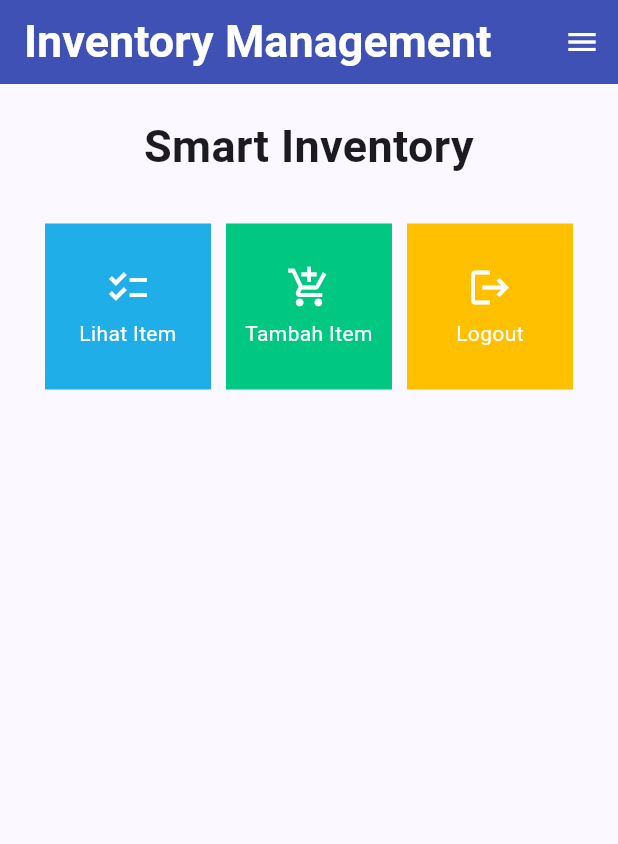
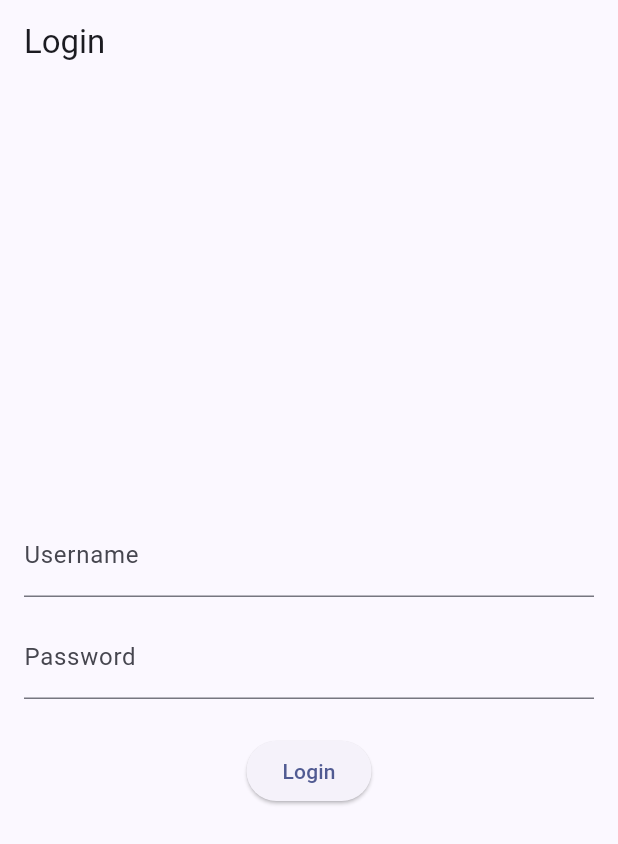
Before and after one commit to alyssapristanti/inventory-mobile, a Flutter app: the screen it shows after launch, on a phone screen of 412 x 824 dp. Shown: the top 844 px of the screen. Run offline on Flutter 3.47's test engine with Material 2 defaults, Android fonts, the phone set to English and light mode, and no system bars; missing offline and left inert: pbp_django_auth.

Commit message:
Tugas 9 local

```diff
--- a/lib/main.dart
+++ b/lib/main.dart
@@ -1,38 +1,30 @@
 import 'package:flutter/material.dart';
+import 'package:inventory/screens/login.dart';
 import 'package:inventory/screens/menu.dart';
+import 'package:pbp_django_auth/pbp_django_auth.dart';
+import 'package:provider/provider.dart';
 
 void main() {
   runApp(const MyApp());
 }
 
 class MyApp extends StatelessWidget {
-  const MyApp({super.key});
+    const MyApp({Key? key}) : super(key: key);
 
-  // This widget is the root of your application.
     @override
     Widget build(BuildContext context) {
-    return MaterialApp(
-      title: 'Flutter Demo',
+        return Provider(
+            create: (_) {
+                CookieRequest request = CookieRequest();
+                return request;
+            },
+            child: MaterialApp(
+                title: 'Flutter App',
                 theme: ThemeData(
-        // This is the theme of your application.
-        //
-        // TRY THIS: Try running your application with "flutter run". You'll see
-        // the application has a blue toolbar. Then, without quitting the app,
-        // try changing the seedColor in the colorScheme below to Colors.green
-        // and then invoke "hot reload" (save your changes or press the "hot
-        // reload" button in a Flutter-supported IDE, or press "r" if you used
-        // the command line to start the app).
-        //
-        // Notice that the counter didn't reset back to zero; the application
-        // state is not lost during the reload. To reset the state, use hot
-        // restart instead.
-        //
-        // This works for code too, not just values: Most code changes can be
-        // tested with just a hot reload.
                     colorScheme: ColorScheme.fromSeed(seedColor: Colors.indigo),
                     useMaterial3: true,
                 ),
-      home: MyHomePage(),
+                home: LoginPage()),
         );
     }
 }
--- /dev/null
+++ b/lib/screens/login.dart
@@ -0,0 +1,109 @@
+import 'package:flutter/material.dart';
+import 'package:inventory/screens/menu.dart';
+import 'package:pbp_django_auth/pbp_django_auth.dart';
+import 'package:provider/provider.dart';
+
+void main() {
+    runApp(const LoginApp());
+}
+
+class LoginApp extends StatelessWidget {
+const LoginApp({super.key});
+
+@override
+Widget build(BuildContext context) {
+    return MaterialApp(
+        title: 'Login',
+        theme: ThemeData(
+            primarySwatch: Colors.blue,
+    ),
+    home: const LoginPage(),
+    );
+    }
+}
+
+class LoginPage extends StatefulWidget {
+    const LoginPage({super.key});
+
+    @override
+    _LoginPageState createState() => _LoginPageState();
+}
+
+class _LoginPageState extends State<LoginPage> {
+    final TextEditingController _usernameController = TextEditingController();
+    final TextEditingController _passwordController = TextEditingController();
+
+    @override
+    Widget build(BuildContext context) {
+        final request = context.watch<CookieRequest>();
+        return Scaffold(
+            appBar: AppBar(
+                title: const Text('Login'),
+            ),
+            body: Container(
+                padding: const EdgeInsets.all(16.0),
+                child: Column(
+                    mainAxisAlignment: MainAxisAlignment.center,
+                    children: [
+                        TextField(
+                            controller: _usernameController,
+                            decoration: const InputDecoration(
+                                labelText: 'Username',
+                            ),
+                        ),
+                        const SizedBox(height: 12.0),
+                        TextField(
+                            controller: _passwordController,
+                            decoration: const InputDecoration(
+                                labelText: 'Password',
+                            ),
+                            obscureText: true,
+                        ),
+                        const SizedBox(height: 24.0),
+                        ElevatedButton(
+                            onPressed: () async {
+                                String username = _usernameController.text;
+                                String password = _passwordController.text;
+                                final response = await request.login("http://127.0.0.1:8000/auth/login/", {
+                                'username': username,
+                                'password': password,
+                                });
+
+                                if (request.loggedIn) {
+                                    String message = response['message'];
+                                    String uname = response['username'];
+                                    Navigator.pushReplacement(
+                                        context,
+                                        MaterialPageRoute(builder: (context) => MyHomePage()),
+                                    );
+                                    ScaffoldMessenger.of(context)
+                                        ..hideCurrentSnackBar()
+                                        ..showSnackBar(
+                                            SnackBar(content: Text("$message Selamat datang, $uname.")));
+                                    } else {
+                                    showDialog(
+                                        context: context,
+                                        builder: (context) => AlertDialog(
+                                            title: const Text('Login Gagal'),
+                                            content:
+                                                Text(response['message']),
+                                            actions: [
+                                                TextButton(
+                                                    child: const Text('OK'),
+                                                    onPressed: () {
+                                                        Navigator.pop(context);
+                                                    },
+                                                ),
+                                            ],
+                                        ),
+                                    );
+                                }
+                            },
+                            child: const Text('Login'),
+                        ),
+                    ],
+                ),
+            ),
+        );
+    }
+}
--- a/pubspec.yaml
+++ b/pubspec.yaml
@@ -35,6 +35,9 @@ dependencies:
   # The following adds the Cupertino Icons font to your application.
   # Use with the CupertinoIcons class for iOS style icons.
   cupertino_icons: ^1.0.2
+  http: ^1.1.0
+  provider: ^6.1.1
+  pbp_django_auth: ^0.4.0
 
 dev_dependencies:
   flutter_test:
```
Also changed, not shown: lib/models/product.dart (added, +69 -0 lines), lib/screens/inventory_form.dart (+33 -1 lines), lib/screens/list_product.dart (added, +91 -0 lines), lib/widgets/drawer.dart (+12 -0 lines), lib/widgets/inventory_card.dart (+29 -1 lines), pubspec.lock, 3 other files. Lines whose indentation alone changed are shown as unchanged.
